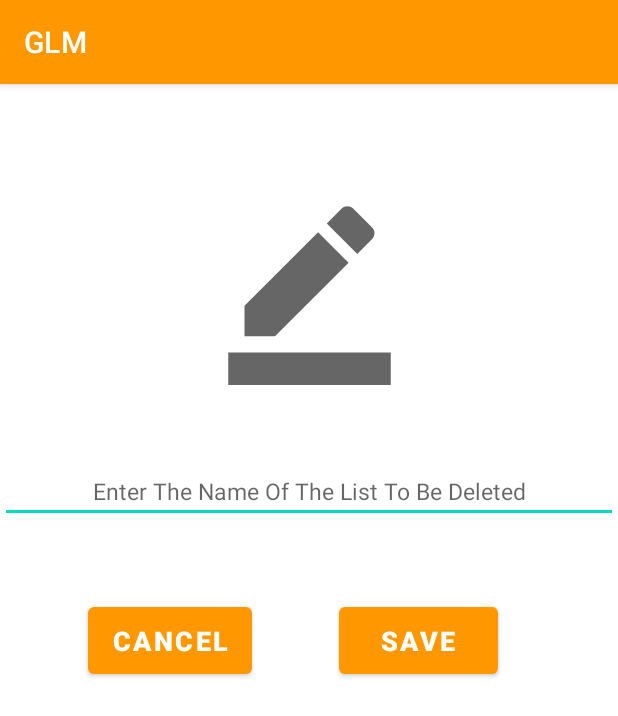
After one commit to bannyadasrao/370FinalProject, an Android app: the deleteSingleList screen opened directly, with no data from a screen before it, on a phone screen of 412 x 824 dp. The commit adds this screen. Shown: the top 716 px of the screen. Run offline under Robolectric (Android 15) with nearby library versions, the phone set to English and light mode, and no system bars; Roboto replaces fonts that are not available here.

Commit message:
We can not delete single list given its name

```diff
--- a/GLM/app/src/main/AndroidManifest.xml
+++ b/GLM/app/src/main/AndroidManifest.xml
@@ -9,7 +9,8 @@
         android:roundIcon="@mipmap/ic_launcher_round"
         android:supportsRtl="true"
         android:theme="@style/Theme.GLM">
-        <activity android:name=".searchCategoryHygieneResults"></activity>
+        <activity android:name=".deleteSingleList"></activity>
+        <activity android:name=".searchCategoryHygieneResults" />
         <activity android:name=".searchCategoryCleaningResults" />
         <activity android:name=".searchCategoryLiquorResults" />
         <activity android:name=".searchCategorySnackResults" />
--- a/GLM/app/src/main/java/edu/qc/seclass/glm/DBHelperForList.java
+++ b/GLM/app/src/main/java/edu/qc/seclass/glm/DBHelperForList.java
@@ -7,8 +7,6 @@ import android.database.Cursor;
 import android.database.sqlite.SQLiteDatabase;
 import android.database.sqlite.SQLiteOpenHelper;
 import android.widget.Toast;
-
-import androidx.annotation.Nullable;
 
 import java.util.ArrayList;
 import java.util.List;
@@ -62,11 +60,28 @@ public class DBHelperForList extends SQLiteOpenHelper {
     }
 
     public void DeleteList (String listName){
+
+        /*String selection = FeedEntry.COLUMN_NAME_TITLE + " LIKE ?";
+            // Specify arguments in placeholder order.
+            String[] selectionArgs = { "MyTitle" };
+            // Issue SQL statement.
+        int deletedRows = db.delete(FeedEntry.TABLE_NAME, selection, selectionArgs);*/
+
         SQLiteDatabase DB = this.getWritableDatabase();
-        String queryString = " DELETE FROM " + USER_LIST + " WHERE " + COLUMN_LIST_NAME + " = " + listName;
+        /*String queryString = " DELETE FROM " + USER_LIST + " WHERE " + COLUMN_LIST_NAME + " = " + listName;
         Cursor cursor = DB.rawQuery(queryString, null);
-        return;
+        return;*/
+
+         int result = DB.delete(USER_LIST, COLUMN_LIST_NAME + "=?", new String[]{listName});
+         if (result == 0){
+             Toast.makeText(context,"Can not perform the action. Please make sure the list you are trying to delete exists",Toast.LENGTH_LONG).show();
+         }else {
+             //Toast.makeText(context,"Can not perform the action. Please make sure the list you are trying to delete exists",Toast.LENGTH_LONG).show();
+         }
+         return;
     }
+
+
     public void DeleteAllList (){
         SQLiteDatabase DB = this.getWritableDatabase();
         DB.execSQL("delete from "+ USER_LIST);
--- a/GLM/app/src/main/java/edu/qc/seclass/glm/UserLists.java
+++ b/GLM/app/src/main/java/edu/qc/seclass/glm/UserLists.java
@@ -89,6 +89,13 @@ public class UserLists extends AppCompatActivity {
            Intent i = new Intent(this, renamelist.class);
            startActivity(i);
        }
+       if(id == R.id.deletesinglelists){
+          Intent i = new Intent(this, deleteSingleList.class);
+           startActivity(i);
+       }
+
+       //deleteselectedlists
+
        return false;
    }
 
--- /dev/null
+++ b/GLM/app/src/main/java/edu/qc/seclass/glm/deleteSingleList.java
@@ -0,0 +1,50 @@
+package edu.qc.seclass.glm;
+
+import androidx.appcompat.app.AppCompatActivity;
+
+import android.content.Intent;
+import android.database.sqlite.SQLiteDatabase;
+import android.os.Bundle;
+import android.view.View;
+import android.widget.Button;
+import android.widget.EditText;
+import android.widget.Toast;
+
+public class deleteSingleList extends AppCompatActivity implements View.OnClickListener {
+
+    EditText listName;
+    Button cancellistdeletion;
+    Button saveDeletionList;
+    SQLiteDatabase listDatabase;
+    DBHelperForList userListdatabase;
+    @Override
+    protected void onCreate(Bundle savedInstanceState) {
+        super.onCreate(savedInstanceState);
+        setContentView(R.layout.activity_delete_single_list);
+        cancellistdeletion = findViewById(R.id.cancelDeletetinglist);
+        saveDeletionList = findViewById(R.id.confirmDeleteList);
+        listName = findViewById(R.id.listName);
+        cancellistdeletion.setOnClickListener((View.OnClickListener) this);
+        saveDeletionList.setOnClickListener((View.OnClickListener) this);
+        listDatabase = new DBHelperForList(this).getWritableDatabase();
+    }
+
+
+    @Override
+    public void onClick(View view) {
+        if (view.getId() == R.id.cancelDeletetinglist) {
+            Intent i = new Intent(this, UserLists.class);
+            startActivity(i);
+        }
+        else if (view.getId() == R.id.confirmDeleteList){
+            if(listName.getText().toString().length() == 0){
+                Toast.makeText(getApplicationContext(), "Please provide the name of the list you are trying to delete", Toast.LENGTH_LONG).show();
+            } else if (listName.getText().toString().length() != 0){
+                userListdatabase = new DBHelperForList(this);
+                userListdatabase.DeleteList (listName.getText().toString());
+                Intent i = new Intent(this, UserLists.class);
+                startActivity(i);
+            }
+        }
+    }
+}
--- /dev/null
+++ b/GLM/app/src/main/res/layout/activity_delete_single_list.xml
@@ -0,0 +1,69 @@
+<?xml version="1.0" encoding="utf-8"?>
+<androidx.constraintlayout.widget.ConstraintLayout xmlns:android="http://schemas.android.com/apk/res/android"
+    xmlns:app="http://schemas.android.com/apk/res-auto"
+    xmlns:tools="http://schemas.android.com/tools"
+    android:layout_width="match_parent"
+    android:layout_height="match_parent"
+    tools:context=".deleteSingleList">
+
+
+    <ImageView
+        android:id="@+id/imageView2"
+        android:layout_width="143dp"
+        android:layout_height="130dp"
+        android:layout_marginTop="32dp"
+        android:contentDescription="@string/pencil_icon"
+        app:layout_constraintBottom_toBottomOf="parent"
+        app:layout_constraintEnd_toEndOf="parent"
+        app:layout_constraintStart_toStartOf="parent"
+        app:layout_constraintTop_toTopOf="parent"
+        app:layout_constraintVertical_bias="0.064"
+        app:srcCompat="@drawable/ic_baseline_border_color_24" />
+
+    <Button
+        android:id="@+id/confirmDeleteList"
+        android:layout_width="wrap_content"
+        android:layout_height="wrap_content"
+        android:layout_marginTop="50dp"
+        android:layout_marginEnd="80dp"
+        android:paddingLeft="28dp"
+        android:paddingTop="10dp"
+        android:paddingRight="28dp"
+        android:paddingBottom="10dp"
+        android:text="@string/save"
+        android:textSize="18sp"
+        android:textStyle="bold"
+        app:layout_constraintEnd_toEndOf="parent"
+        app:layout_constraintTop_toBottomOf="@+id/listName"
+        tools:ignore="MissingConstraints" />
+
+    <Button
+        android:id="@+id/cancelDeletetinglist"
+        android:layout_width="wrap_content"
+        android:layout_height="wrap_content"
+        android:layout_marginTop="50dp"
+        android:paddingTop="10dp"
+        android:paddingBottom="10dp"
+        android:text="@string/cancel"
+        android:textSize="18sp"
+        android:textStyle="bold"
+        app:layout_constraintEnd_toStartOf="@+id/confirmDeleteList"
+        app:layout_constraintStart_toStartOf="parent"
+        app:layout_constraintTop_toBottomOf="@+id/listName"
+        tools:ignore="MissingConstraints" />
+
+    <EditText
+        android:id="@+id/listName"
+        android:layout_width="match_parent"
+        android:layout_height="wrap_content"
+        android:layout_marginTop="50dp"
+        android:autofillHints=""
+        android:hint="Enter The Name Of The List To Be Deleted"
+        android:inputType="textShortMessage"
+        android:textAlignment="center"
+        android:textSize="15sp"
+        app:layout_constraintTop_toBottomOf="@+id/imageView2"
+        tools:ignore="MissingConstraints"
+        tools:layout_editor_absoluteX="0dp" />
+
+</androidx.constraintlayout.widget.ConstraintLayout>
--- a/GLM/app/src/main/res/menu/itemmenu.xml
+++ b/GLM/app/src/main/res/menu/itemmenu.xml
@@ -14,6 +14,5 @@
         android:id="@+id/deleteallitems"/>
 
 
-    <item android:title="Delete Selected Lists"
-        android:id="@+id/deleteselectedlists"/>
+
 </menu>
--- a/GLM/app/src/main/res/menu/listmenu.xml
+++ b/GLM/app/src/main/res/menu/listmenu.xml
@@ -6,4 +6,7 @@
 
     <item android:title="Rename List"
         android:id="@+id/renameselectedlists"/>
+
+    <item android:title="Delete Single List"
+        android:id="@+id/deletesinglelists"/>
 </menu>
```
